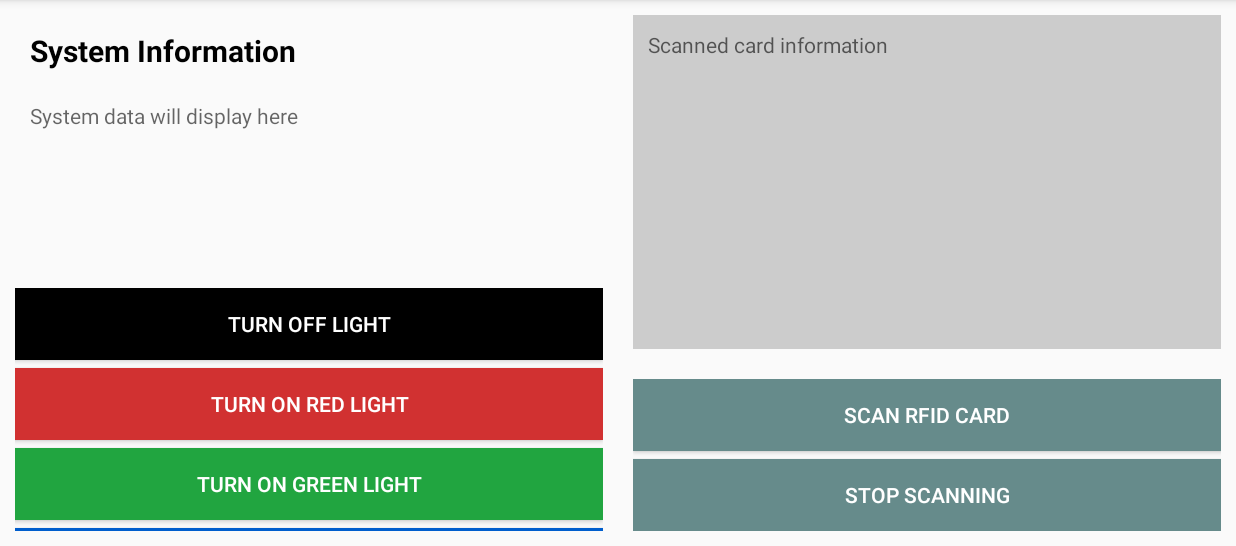
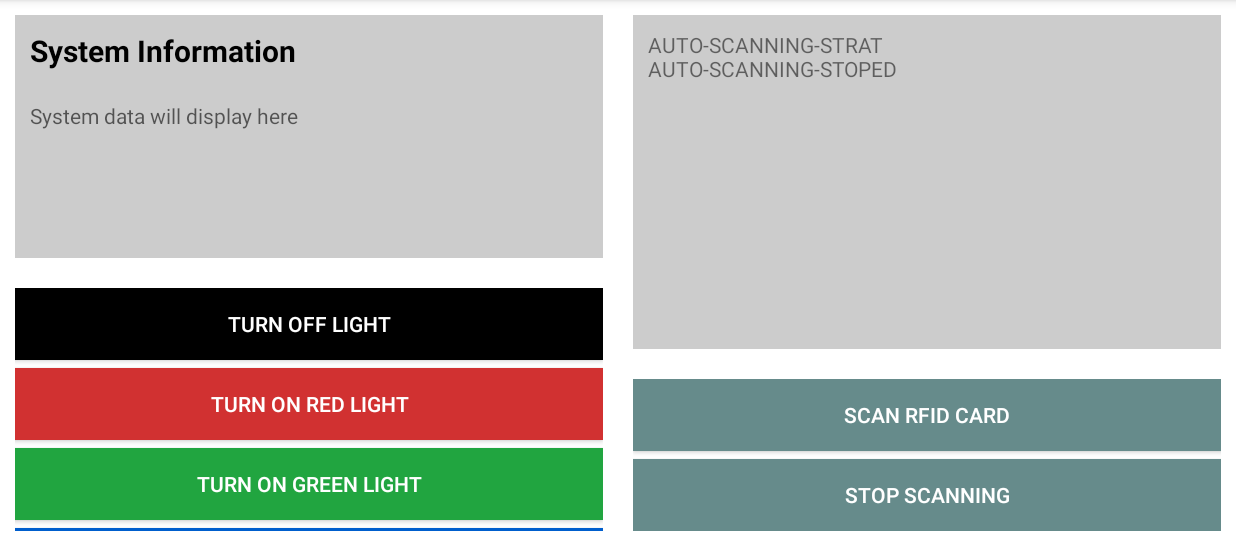
Before and after one commit to ChathuraHettiarachchi/SIBO_RFScanner_LED, an Android app: the screen it shows after launch (MainActivity), after a tap on "STOP SCANNING", on a phone screen of 824 x 412 dp (held sideways), the part 72-618 px from its top. Run offline under Robolectric (Android 15) with nearby library versions, the phone set to English and light mode, and no system bars; 5 statements that could not run were skipped; 2 other taps on this screen came first.

Commit message:
- Fix UI

```diff
--- a/app/src/main/java/com/chootdev/rfidreader/MainActivity.java
+++ b/app/src/main/java/com/chootdev/rfidreader/MainActivity.java
@@ -107,13 +107,15 @@ public class MainActivity extends AppCompatActivity implements RFIDScanner.RFIDS
         btnScanCard.setOnClickListener(view -> {
             RFIDScanner.init(this, this, ((Application) getApplication()))
                     .enableAutoReading();
+
+            edtCardInfo.append("AUTO-SCANNING-STRAT\n");
         });
 
         btnStopScanning.setOnClickListener(view -> {
             RFIDScanner.init(this, this, ((Application) getApplication()))
                     .turnOffAutoReading();
-            edtCardInfo.setText("");
-            count = 0;
+
+            edtCardInfo.append("AUTO-SCANNING-STOPED\n");
         });
     }
 
--- a/app/src/main/res/layout/activity_main.xml
+++ b/app/src/main/res/layout/activity_main.xml
@@ -3,6 +3,7 @@
     xmlns:tools="http://schemas.android.com/tools"
     android:layout_width="match_parent"
     android:layout_height="match_parent"
+    android:background="#fff"
     tools:context="com.chootdev.rfidreader.MainActivity">
 
     <LinearLayout
@@ -31,13 +32,17 @@
 
                     <TextView
                         android:id="@+id/tvTitleSysInfo"
-                        android:layout_width="wrap_content"
+                        android:layout_width="match_parent"
                         android:layout_height="wrap_content"
                         android:text="System Information"
                         android:textStyle="bold"
                         android:textSize="20sp"
                         android:textColor="#000"
-                        android:layout_margin="20dp"/>
+                        android:padding="10dp"
+                        android:layout_marginLeft="10dp"
+                        android:layout_marginRight="10dp"
+                        android:layout_marginTop="10dp"
+                        android:background="#ccc"/>
 
                     <TextView
                         android:id="@+id/tvSysInfo"
@@ -45,11 +50,14 @@
                         android:layout_height="match_parent"
                         android:text=""
                         android:hint="System data will display here"
+                        android:scrollbars="vertical"
+                        android:textColor="#000"
                         android:layout_below="@+id/tvTitleSysInfo"
-                        android:layout_marginBottom="20dp"
-                        android:layout_marginLeft="20dp"
-                        android:layout_marginRight="20dp"
-                        android:scrollbars="vertical" />
+                        android:layout_marginLeft="10dp"
+                        android:layout_marginRight="10dp"
+                        android:layout_marginBottom="10dp"
+                        android:padding="10dp"
+                        android:background="#ccc"/>
                 </RelativeLayout>
             </LinearLayout>
 
@@ -120,12 +128,12 @@
                     android:orientation="horizontal">
 
                     <ScrollView
+                        android:id="@+id/scroll"
                         android:layout_width="match_parent"
                         android:layout_height="match_parent"
                         android:layout_margin="10dp"
                         android:layout_weight="1"
-                        android:background="#ccc"
-                        android:id="@+id/scroll">
+                        android:background="#ccc">
 
                         <TextView
                             android:id="@+id/edtCardInfo"
```
